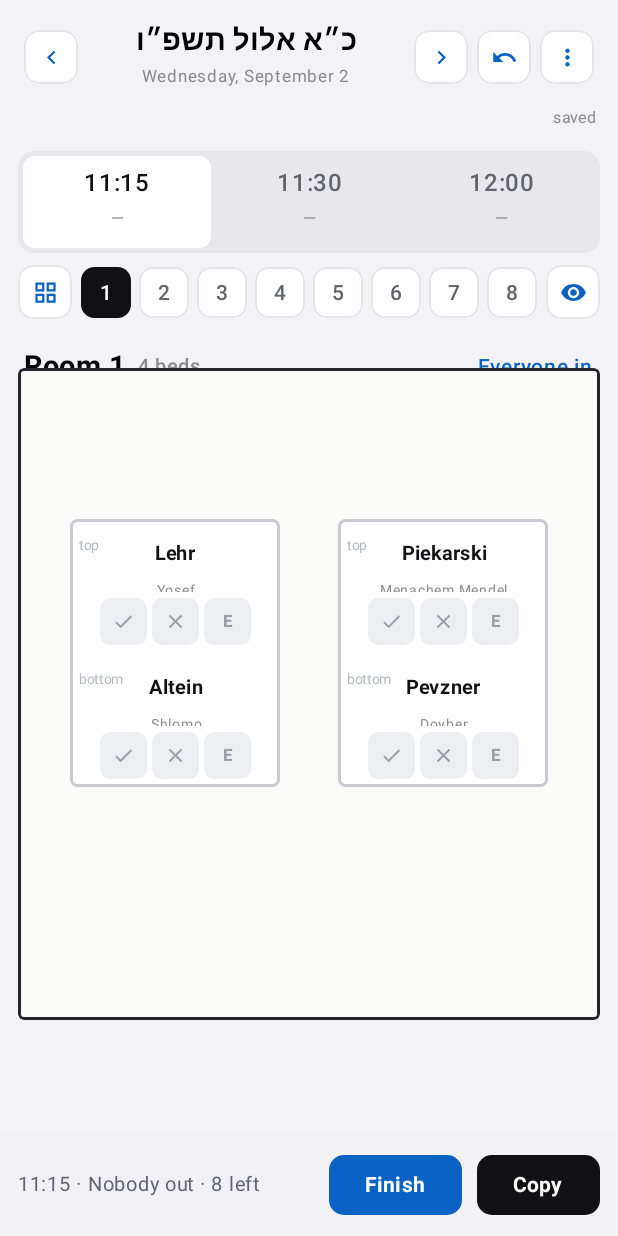
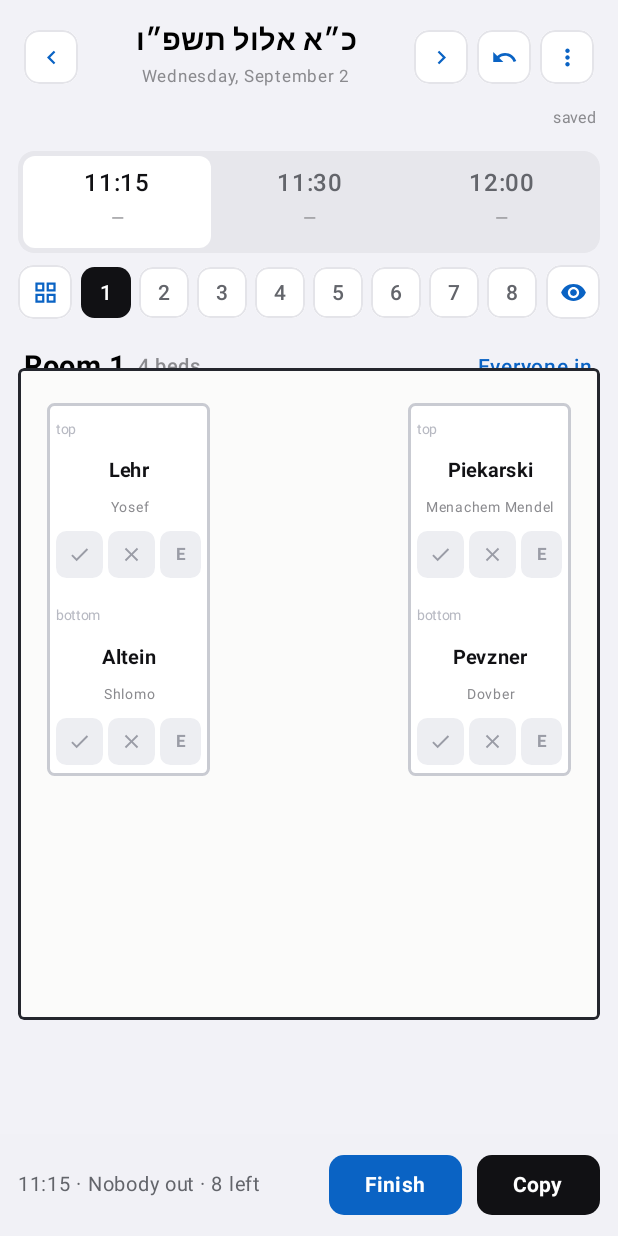
Before and after one commit to yechezkelbinstok-dev/room-check, an Android app built with Jetpack Compose: the screen it shows after launch (MainActivity), on a phone screen of 412 x 824 dp. Run offline under Robolectric (Android 15) with nearby library versions, the phone set to English and light mode, and no system bars.

Commit message:
Redesign the floor plan: real twin-bed proportions, beds against walls
Two real bugs plus a layout redesign, per direct feedback with screenshots:

1. Names silently disappearing on every 2-person bunk that split its
   width in half (Room 4's Altein/Palace, Room 7's Lipkind/Fridman,
   Room 8's Fehler/Ceitlin): a name plus three mark buttons never fit
   in half a bed's width. Bunks now always stack top/bottom instead -
   never split side-by-side - so each occupant gets the bed's full
   width, regardless of the bed's own orientation.

2. The "top"/"bottom" bunk label was an absolute overlay competing with
   centered name text (visible collision on Belinitzki/November). It's
   now a normal first line above the name, in-flow, so it can't overlap
   anything by construction.

3. Every room's bed coordinates are rebuilt: real twin-bed proportions
   (~1:2, not the old squarish boxes) instead of shapes than were built
   just to fill space, and every bed sits flush against a wall - two-bed
   rooms use opposite walls - instead of floating away from any wall.
   Verified programmatically (no overlaps, all in-bounds across all 8
   rooms) and against a dp-accurate mockup of the actual card layout
   before rebuilding, rather than shipping blind again.

Co-Authored-By: Claude Sonnet 5 <noreply@anthropic.com>
Claude-Session: https://claude.ai/code/session_01HXGhh1J6SRgSujPezFKV5y

```diff
--- a/android/app/build.gradle.kts
+++ b/android/app/build.gradle.kts
@@ -12,8 +12,8 @@ android {
         applicationId = "com.roomcheck.app"
         minSdk = 26
         targetSdk = 34
-        versionCode = 2
-        versionName = "1.0.1"
+        versionCode = 3
+        versionName = "1.0.2"
     }
 
     signingConfigs {
--- a/android/app/src/main/kotlin/com/roomcheck/app/data/Roster.kt
+++ b/android/app/src/main/kotlin/com/roomcheck/app/data/Roster.kt
@@ -29,28 +29,37 @@ object Roster {
     )
     val byId: Map<String, Person> = PEOPLE.associateBy { it.id }
 
-    private const val BW = 36f
-    private const val BH = 46f
-    private fun bedV(x: Float, y: Float, slots: List<String>) = Bed(x, y, BW, BH, slots, row = false)
-    private fun bedH(x: Float, y: Float, slots: List<String>) = Bed(x, y, BH, BW, slots, row = true)
+    // Real twin-bed proportions (~39"x75", roughly 1:1.9) rather than the old squarish boxes.
+    // A bunk (2 slots) keeps a single bed's footprint conceptually but is drawn a bit taller so
+    // each occupant's name+buttons gets its own full-width row, stacked top/bottom - never split
+    // side-by-side, which is what silently squeezed names to nothing before. Every bed sits flush
+    // against a wall, with two-bed rooms using opposite walls rather than floating mid-room.
+    private const val BUNK_W = 28f
+    private const val BUNK_H = 64f
+    private const val SINGLE_W = 26f
+    private const val SINGLE_H = 52f
+    private fun bunkLeft(slots: List<String>) = Bed(5f, 6f, BUNK_W, BUNK_H, slots, row = false)
+    private fun bunkRight(slots: List<String>) = Bed(67f, 6f, BUNK_W, BUNK_H, slots, row = false)
+    private fun singleRightVertical(slots: List<String>) = Bed(67f, 6f, SINGLE_W, SINGLE_H, slots, row = false)
+    private fun singleBottomHorizontal(slots: List<String>) = Bed(5f, 74f, SINGLE_H, SINGLE_W, slots, row = true)
 
     val PLAN: List<Room> = listOf(
         Room("r1", "Room 1", Door(DoorWall.BOTTOM, 38f), listOf(
-            bedV(9f, 26f, listOf("p2", "p1")), bedV(55f, 26f, listOf("p3", "p4")))),
+            bunkLeft(listOf("p2", "p1")), bunkRight(listOf("p3", "p4")))),
         Room("r2", "Room 2", Door(DoorWall.BOTTOM, 85f), listOf(
-            bedV(9f, 26f, listOf("p8", "p5")), bedV(55f, 26f, listOf("p7", "p6")))),
+            bunkLeft(listOf("p8", "p5")), bunkRight(listOf("p7", "p6")))),
         Room("r3", "Room 3", Door(DoorWall.BOTTOM, 70f), listOf(
-            bedH(7f, 7f, listOf("p10")), bedV(7f, 49f, listOf("p9")), bedV(57f, 7f, listOf("p11", "p12")))),
+            bunkLeft(listOf("p11", "p12")), singleRightVertical(listOf("p9")), singleBottomHorizontal(listOf("p10")))),
         Room("r4", "Room 4", Door(DoorWall.BOTTOM, 24f), listOf(
-            bedV(7f, 8f, listOf("p15")), bedH(47f, 8f, listOf("p14")), bedH(47f, 52f, listOf("p13", "p16")))),
+            bunkLeft(listOf("p13", "p16")), singleRightVertical(listOf("p15")), singleBottomHorizontal(listOf("p14")))),
         Room("r5", "Room 5", Door(DoorWall.LEFT, 82f), listOf(
-            bedV(9f, 18f, listOf("p20", "p18")), bedV(55f, 18f, listOf("p17", "p19")))),
+            bunkLeft(listOf("p20", "p18")), bunkRight(listOf("p17", "p19")))),
         Room("r6", "Room 6", Door(DoorWall.TOP, 72f), listOf(
-            bedV(9f, 32f, listOf("p22", "p21")), bedV(55f, 32f, listOf("p23", "p24")))),
+            bunkLeft(listOf("p22", "p21")), bunkRight(listOf("p23", "p24")))),
         Room("r7", "Room 7", Door(DoorWall.BOTTOM, 14f), listOf(
-            bedH(27f, 10f, listOf("p26", "p27")), bedH(27f, 54f, listOf("p25")))),
+            bunkLeft(listOf("p26", "p27")), singleRightVertical(listOf("p25")))),
         Room("r8", "Room 8", Door(DoorWall.BOTTOM, 16f), listOf(
-            bedH(7f, 10f, listOf("p29", "p30")), bedV(57f, 10f, listOf("p28"))))
+            bunkLeft(listOf("p29", "p30")), singleRightVertical(listOf("p28"))))
     )
 
     val roomOf: Map<String, Room> = buildMap {
--- a/android/app/src/main/kotlin/com/roomcheck/app/ui/CheckScreen.kt
+++ b/android/app/src/main/kotlin/com/roomcheck/app/ui/CheckScreen.kt
@@ -242,13 +242,13 @@ private fun RoomBlock(vm: AppViewModel, state: UiState, logic: NightLogic, room:
             room = room,
             allIn = logic.roomAllIn(room, state.curSlot),
             modifier = Modifier.fillMaxWidth().padding(horizontal = 12.dp)
-        ) { _, pid, bunkLabel ->
+        ) { bed, pid, bunkLabel ->
             PersonSlot(
                 first = logic.first(pid),
                 last = logic.last(pid),
                 bunkLabel = bunkLabel,
                 status = logic.statusOf(pid, state.curSlot),
-                row = room.beds.first { it.slots.contains(pid) }.row,
+                row = bed.row && bed.slots.size == 1, // a bunk always uses the stacked card style
                 onNameClick = { onOpenPerson(pid) },
                 onMark = { mark -> vm.setMark(pid, state.curSlot, mark) }
             )
--- a/android/app/src/main/kotlin/com/roomcheck/app/ui/FloorPlan.kt
+++ b/android/app/src/main/kotlin/com/roomcheck/app/ui/FloorPlan.kt
@@ -55,22 +55,21 @@ fun FloorPlanCanvas(
                     .background(Color.White, RoundedCornerShape(5.dp))
                     .border(1.5.dp, Color(0xFFC9CBD2), RoundedCornerShape(5.dp))
             ) {
-                val multi = bed.slots.size > 1
-                if (bed.row) {
-                    Row(Modifier.fillMaxSize()) {
+                // A bunk (2+ people in one bed) always stacks top/bottom - never splits the width -
+                // so each occupant's name+buttons keeps the bed's full width. Splitting side-by-side
+                // is what silently squeezed names down to nothing before. Only a single occupant's
+                // card orientation follows the bed's own row/column shape.
+                if (bed.slots.size > 1) {
+                    Column(Modifier.fillMaxSize()) {
                         bed.slots.forEachIndexed { i, pid ->
-                            Box(Modifier.weight(1f).fillMaxHeight()) {
-                                slotContent(bed, pid, if (multi) (if (i == 0) "top" else "bottom") else null)
+                            Box(Modifier.weight(1f).fillMaxWidth()) {
+                                slotContent(bed, pid, if (i == 0) "top" else "bottom")
                             }
                         }
                     }
                 } else {
-                    Column(Modifier.fillMaxSize()) {
-                        bed.slots.forEachIndexed { i, pid ->
-                            Box(Modifier.weight(1f).fillMaxWidth()) {
-                                slotContent(bed, pid, if (multi) (if (i == 0) "top" else "bottom") else null)
-                            }
-                        }
+                    Box(Modifier.fillMaxSize()) {
+                        slotContent(bed, bed.slots[0], null)
                     }
                 }
             }
@@ -138,12 +137,15 @@ fun PersonSlot(
         Mark.EXC -> RC.grey
         else -> RC.text
     }
-    Box(modifier.fillMaxSize().background(bgColor).padding(6.dp, 5.dp)) {
+    // The bunk label ("top"/"bottom") is a normal first line in the column below, not an overlay -
+    // an absolute-positioned label sitting on top of centered name text is what caused the two to
+    // visually collide before.
+    Column(modifier.fillMaxSize().background(bgColor).padding(6.dp, 5.dp)) {
         bunkLabel?.let {
-            Text(it, fontSize = 9.sp, color = Color(0xFFB7B9C2), modifier = Modifier.align(Alignment.TopStart))
+            Text(it, fontSize = 9.sp, color = Color(0xFFB7B9C2), modifier = Modifier.padding(bottom = 2.dp))
         }
         if (row) {
-            Row(Modifier.fillMaxSize().padding(top = if (bunkLabel != null) 10.dp else 0.dp), verticalAlignment = Alignment.CenterVertically) {
+            Row(Modifier.weight(1f).fillMaxWidth(), verticalAlignment = Alignment.CenterVertically) {
                 Column(Modifier.weight(1f).clickable(onClick = onNameClick)) {
                     Text(last, fontSize = 13.sp, fontWeight = FontWeight.Bold, color = nameColor, maxLines = 1, overflow = TextOverflow.Ellipsis)
                     Text(first, fontSize = 9.sp, color = RC.sub, maxLines = 1, overflow = TextOverflow.Ellipsis)
@@ -151,8 +153,8 @@ fun PersonSlot(
                 MarkButtons(status, compact = true, onSet = onMark)
             }
         } else {
-            Column(Modifier.fillMaxSize().padding(top = if (bunkLabel != null) 6.dp else 0.dp), horizontalAlignment = Alignment.CenterHorizontally) {
-                Column(Modifier.weight(1f).clickable(onClick = onNameClick), horizontalAlignment = Alignment.CenterHorizontally) {
+            Column(Modifier.weight(1f).fillMaxWidth(), horizontalAlignment = Alignment.CenterHorizontally, verticalArrangement = Arrangement.Center) {
+                Column(Modifier.clickable(onClick = onNameClick), horizontalAlignment = Alignment.CenterHorizontally) {
                     Text(last, fontSize = 13.sp, fontWeight = FontWeight.Bold, color = nameColor, textAlign = androidx.compose.ui.text.style.TextAlign.Center, maxLines = 2)
                     Text(first, fontSize = 9.5.sp, color = RC.sub, textAlign = androidx.compose.ui.text.style.TextAlign.Center, maxLines = 2)
                 }
```
